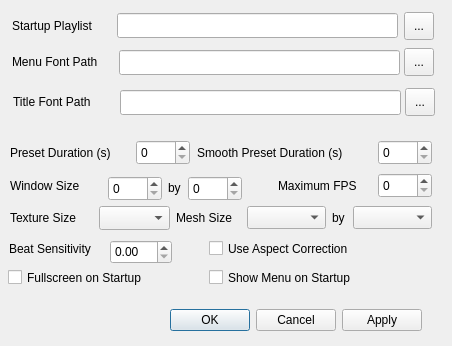
First picture: the form in src/qprojectM/src/QProjectMConfigDialog.ui, repository projectM-visualizer/projectm, before the edit.
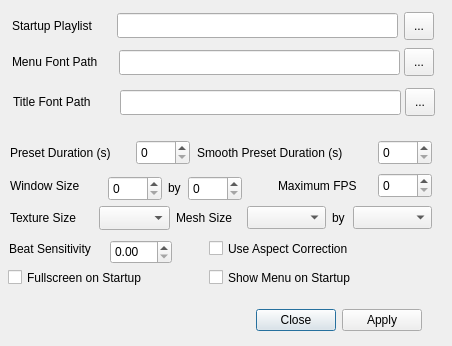
Second picture: the form after the edit.

Patch:
```diff
--- a/src/qprojectM/src/QProjectMConfigDialog.ui
+++ b/src/qprojectM/src/QProjectMConfigDialog.ui
@@ -431,7 +431,7 @@
     <enum>Qt::Horizontal</enum>
    </property>
    <property name="standardButtons" >
-    <set>QDialogButtonBox::Apply|QDialogButtonBox::Cancel|QDialogButtonBox::NoButton|QDialogButtonBox::Ok</set>
+    <set>QDialogButtonBox::Apply|QDialogButtonBox::Close|QDialogButtonBox::NoButton</set>
    </property>
   </widget>
   <widget class="QSpinBox" name="windowWidthSpinBox" >
```
